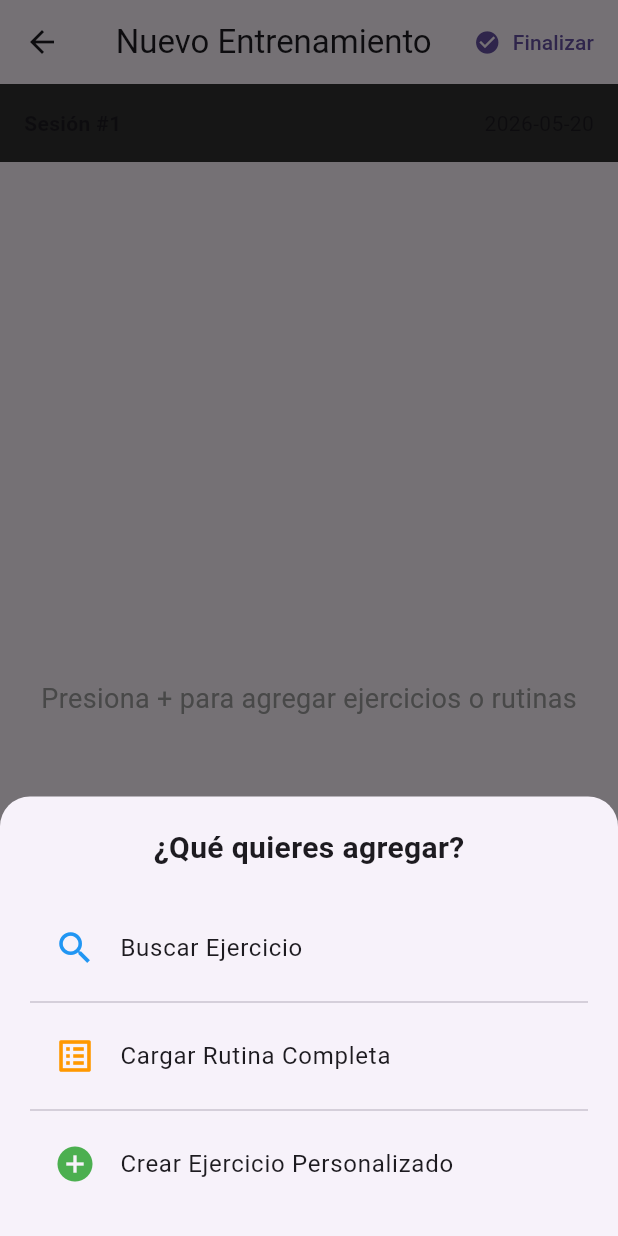
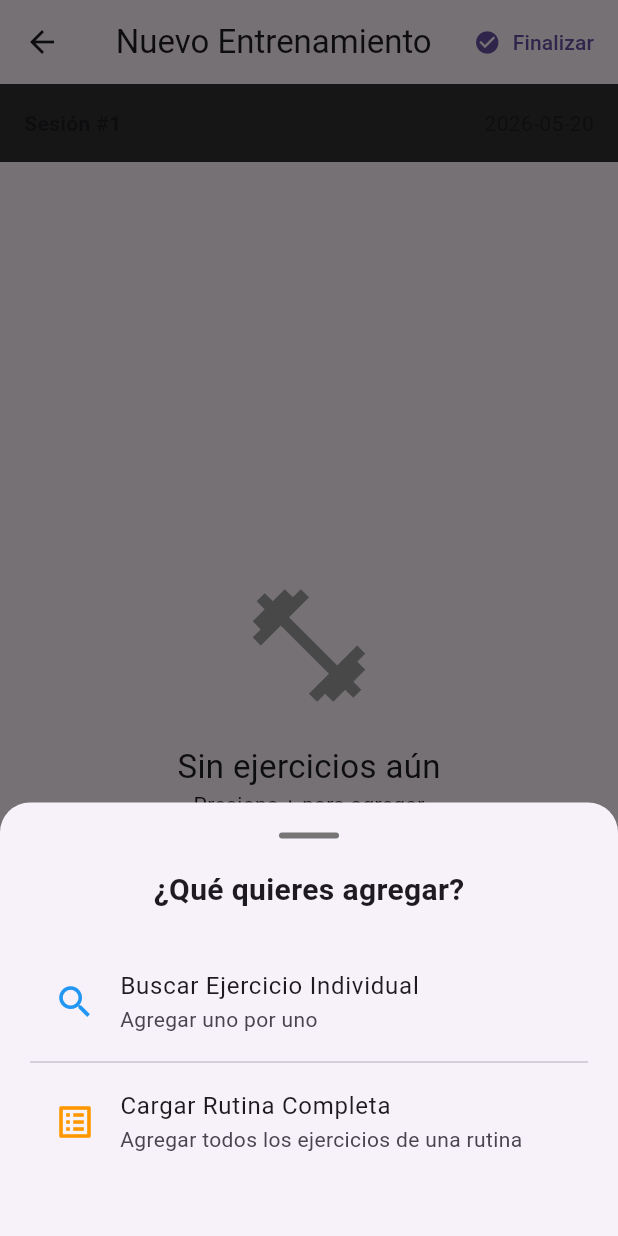
Before and after one commit to Gabynator172/gym_log_pro, a Flutter app: the NewWorkoutScreen screen opened directly, after a tap on "Agregar", on a phone screen of 412 x 824 dp. Run offline on Flutter 3.47's test engine with Material 3 defaults, Android fonts, the light colour scheme and no system bars; our stand-ins replace drift, flutter_riverpod; accounts and stored records are empty; generated files the repository leaves out were written again.

Commit message:
se corrigen errores del menu desplegable de nuevo entrenamineto y se agrega funcion de borrar los ejercicios de la lista que se ingresan por error

```diff
--- a/lib/features/workout/presentation/new_workout_screen.dart
+++ b/lib/features/workout/presentation/new_workout_screen.dart
@@ -18,16 +18,11 @@ class _NewWorkoutScreenState extends ConsumerState<NewWorkoutScreen> {
   int? currentSessionId;
   final List<WorkoutExercise> currentWorkoutExercises = [];
 
-  List<Exercise> allExercises = [];
-  List<Exercise> filteredExercises = [];
-
   @override
   void initState() {
     super.initState();
     db = ref.read(databaseProvider);
     _createNewSession();
-    _loadExercises();
-    _seedExercisesIfEmpty();
   }
 
   Future<void> _createNewSession() async {
@@ -37,77 +32,12 @@ class _NewWorkoutScreenState extends ConsumerState<NewWorkoutScreen> {
     setState(() => currentSessionId = sessionId);
   }
 
-  Future<void> _loadExercises() async {
-    final exercises = await db.getAllExercises();
-    setState(() {
-      allExercises = exercises;
-      filteredExercises = exercises;
-    });
-  }
-
-  // ==================== EJERCICIOS PRECARGADOS ====================
-  Future<void> _seedExercisesIfEmpty() async {
-    final existing = await db.getAllExercises();
-    if (existing.isNotEmpty) return;
-
-    final defaultExercises = [
-      // Pecho
-      ('Press de Banca con Barra', 'Pecho', 'Compuesto', 'Barra'),
-      ('Press Inclinado con Barra', 'Pecho', 'Compuesto', 'Barra'),
-      ('Press Banca Mancuernas', 'Pecho', 'Compuesto', 'Mancuernas'),
-      ('Aperturas con Mancuernas', 'Pecho', 'Aislamiento', 'Mancuernas'),
-      // Espalda
-      ('Dominadas', 'Espalda', 'Compuesto', 'Cuerpo'),
-      ('Remo con Barra', 'Espalda', 'Compuesto', 'Barra'),
-      ('Remo con Mancuernas', 'Espalda', 'Compuesto', 'Mancuernas'),
-      ('Jalón al Pecho', 'Espalda', 'Compuesto', 'Máquina'),
-      // Piernas
-      ('Sentadilla con Barra', 'Piernas', 'Compuesto', 'Barra'),
-      ('Prensa de Piernas', 'Piernas', 'Compuesto', 'Máquina'),
-      ('Peso Muerto Rumano', 'Piernas', 'Compuesto', 'Barra'),
-      ('Zancadas', 'Piernas', 'Compuesto', 'Mancuernas'),
-      // Hombros
-      ('Press Militar con Barra', 'Hombros', 'Compuesto', 'Barra'),
-      ('Elevaciones Laterales', 'Hombros', 'Aislamiento', 'Mancuernas'),
-      // Brazos
-      ('Curl de Bíceps con Barra', 'Bíceps', 'Aislamiento', 'Barra'),
-      ('Curl Martillo', 'Bíceps', 'Aislamiento', 'Mancuernas'),
-      ('Tríceps en Polea', 'Tríceps', 'Aislamiento', 'Cable'),
-      ('Fondos en Paralelas', 'Tríceps', 'Compuesto', 'Cuerpo'),
-      // Core
-      ('Plancha', 'Core', 'Aislamiento', 'Cuerpo'),
-      ('Crunch Abdominal', 'Core', 'Aislamiento', 'Cuerpo'),
-    ];
-
-    for (var ex in defaultExercises) {
-      await db.insertExercise(
-        ExercisesCompanion.insert(
-          name: ex.$1,
-          muscleGroup: ex.$2,
-          type: ex.$3,
-          equipment: ex.$4,
-          isCustom: const drift.Value(false),
-        ),
-      );
-    }
-    await _loadExercises();
-  }
-
-  // ==================== CARGAR RUTINA COMPLETA ====================
+  // ==================== CARGAR RUTINA ====================
   Future<void> _loadRoutine(Routine routine) async {
-    try {
-      final exercisesInRoutine = await db.getExercisesForRoutine(routine.id);
-
-      if (exercisesInRoutine.isEmpty) {
-        ScaffoldMessenger.of(context).showSnackBar(
-          const SnackBar(content: Text('Esta rutina no tiene ejercicios')),
-        );
-        return;
-      }
-
+    final exercises = await db.getExercisesForRoutine(routine.id);
     setState(() {
       currentWorkoutExercises.clear();
-        for (var ex in exercisesInRoutine) {
+      for (var ex in exercises) {
         currentWorkoutExercises.add(WorkoutExercise(
           name: ex.name,
           exerciseId: ex.id,
@@ -115,25 +45,80 @@ class _NewWorkoutScreenState extends ConsumerState<NewWorkoutScreen> {
         ));
       }
     });
-
     Navigator.pop(context);
     ScaffoldMessenger.of(context).showSnackBar(
-        SnackBar(
-          content: Text('✅ Rutina "${routine.name}" cargada (${exercisesInRoutine.length} ejercicios)'),
-          backgroundColor: Colors.green,
+      SnackBar(content: Text('✅ Rutina "${routine.name}" cargada')),
+    );
+  }
+
+  // ==================== BUSCAR EJERCICIO ====================
+  void _showExerciseSelector() async {
+    final allExercises = await db.getAllExercises();
+
+    showModalBottomSheet(
+      context: context,
+      isScrollControlled: true,
+      builder: (context) => DraggableScrollableSheet(
+        initialChildSize: 0.9,
+        builder: (context, scrollController) {
+          return Column(
+            children: [
+              const Padding(
+                padding: EdgeInsets.all(16),
+                child: Text('Buscar Ejercicio', style: TextStyle(fontSize: 22, fontWeight: FontWeight.bold)),
+              ),
+              Expanded(
+                child: ListView.builder(
+                  controller: scrollController,
+                  itemCount: allExercises.length,
+                  itemBuilder: (context, index) {
+                    final exercise = allExercises[index];
+                    return ListTile(
+                      title: Text(exercise.name),
+                      subtitle: Text(exercise.muscleGroup),
+                      trailing: const Icon(Icons.add),
+                      onTap: () {
+                        Navigator.pop(context);
+                        _addExercise(exercise);
+                      },
+                    );
+                  },
+                ),
+              ),
+            ],
+          );
+        },
       ),
     );
-    } catch (e) {
+  }
+
+  void _addExercise(Exercise exercise) {
+    setState(() {
+      currentWorkoutExercises.add(WorkoutExercise(
+        name: exercise.name,
+        exerciseId: exercise.id,
+        sets: [],
+      ));
+    });
+  }
+
+  // ==================== ELIMINAR EJERCICIO ====================
+  void _removeExercise(int index) {
+    final name = currentWorkoutExercises[index].name;
+    setState(() {
+      currentWorkoutExercises.removeAt(index);
+    });
     ScaffoldMessenger.of(context).showSnackBar(
-        SnackBar(content: Text('Error al cargar rutina: $e')),
+      SnackBar(content: Text('Eliminado: $name')),
     );
   }
-  }
 
-  // ==================== GUARDAR ENTRENAMIENTO ====================
+  // ==================== GUARDADO ====================
   Future<void> _finishWorkout() async {
     if (currentSessionId == null || currentWorkoutExercises.isEmpty) {
-      ScaffoldMessenger.of(context).showSnackBar(const SnackBar(content: Text('Agrega al menos un ejercicio')));
+      ScaffoldMessenger.of(context).showSnackBar(
+        const SnackBar(content: Text('Agrega al menos un ejercicio')),
+      );
       return;
     }
 
@@ -148,13 +133,14 @@ class _NewWorkoutScreenState extends ConsumerState<NewWorkoutScreen> {
               setNumber: i + 1,
               reps: set.reps,
               weight: set.weight,
+              completed: const drift.Value(true),
             ),
           );
         }
       }
 
       ScaffoldMessenger.of(context).showSnackBar(
-        const SnackBar(content: Text('✅ Entrenamiento guardado correctamente'), backgroundColor: Colors.green),
+        const SnackBar(content: Text('✅ Entrenamiento guardado correctamente!'), backgroundColor: Colors.green),
       );
       Navigator.pop(context);
     } catch (e) {
@@ -162,7 +148,6 @@ class _NewWorkoutScreenState extends ConsumerState<NewWorkoutScreen> {
     }
   }
 
-  // ==================== UI ====================
   @override
   Widget build(BuildContext context) {
     return Scaffold(
@@ -189,11 +174,19 @@ class _NewWorkoutScreenState extends ConsumerState<NewWorkoutScreen> {
               ],
             ),
           ),
+
           Expanded(
             child: currentWorkoutExercises.isEmpty
                 ? const Center(
-                    child: Text('Presiona + para agregar ejercicios o rutinas',
-                        style: TextStyle(fontSize: 18, color: Colors.grey)),
+                    child: Column(
+                      mainAxisAlignment: MainAxisAlignment.center,
+                      children: [
+                        Icon(Icons.fitness_center, size: 90, color: Colors.grey),
+                        SizedBox(height: 20),
+                        Text('Sin ejercicios aún', style: TextStyle(fontSize: 22)),
+                        Text('Presiona + para agregar'),
+                      ],
+                    ),
                   )
                 : ListView.builder(
                     padding: const EdgeInsets.all(12),
@@ -203,9 +196,12 @@ class _NewWorkoutScreenState extends ConsumerState<NewWorkoutScreen> {
                       return Card(
                         margin: const EdgeInsets.only(bottom: 12),
                         child: ListTile(
-                          title: Text(ex.name),
+                          title: Text(ex.name, style: const TextStyle(fontWeight: FontWeight.bold)),
                           subtitle: Text('${ex.sets.length} series'),
-                          trailing: const Icon(Icons.edit),
+                          trailing: IconButton(
+                            icon: const Icon(Icons.delete, color: Colors.red),
+                            onPressed: () => _removeExercise(index),
+                          ),
                           onTap: () => _editExerciseSets(index),
                         ),
                       );
@@ -222,146 +218,54 @@ class _NewWorkoutScreenState extends ConsumerState<NewWorkoutScreen> {
     );
   }
 
+  // ==================== MENÚ DE AGREGAR ====================
   void _showAddOptions() {
     showModalBottomSheet(
       context: context,
       isScrollControlled: true,
-      shape: const RoundedRectangleBorder(borderRadius: BorderRadius.vertical(top: Radius.circular(20))),
+      shape: const RoundedRectangleBorder(
+        borderRadius: BorderRadius.vertical(top: Radius.circular(20)),
+      ),
       builder: (context) => Padding(
         padding: const EdgeInsets.all(20),
         child: Column(
           mainAxisSize: MainAxisSize.min,
           children: [
+            Container(
+              width: 40,
+              height: 4,
+              margin: const EdgeInsets.only(bottom: 20),
+              decoration: BoxDecoration(
+                color: Colors.grey[600],
+                borderRadius: BorderRadius.circular(10),
+              ),
+            ),
             const Text('¿Qué quieres agregar?', style: TextStyle(fontSize: 20, fontWeight: FontWeight.bold)),
             const SizedBox(height: 24),
+
             ListTile(
-              leading: const Icon(Icons.search, color: Colors.blue, size: 28),
-              title: const Text('Buscar Ejercicio'),
+              leading: const Icon(Icons.search, size: 28, color: Colors.blue),
+              title: const Text('Buscar Ejercicio Individual'),
+              subtitle: const Text('Agregar uno por uno'),
               onTap: () {
                 Navigator.pop(context);
                 _showExerciseSelector();
               },
             ),
-            const Divider(),
+            const Divider(height: 8),
+
             ListTile(
-              leading: const Icon(Icons.list_alt, color: Colors.orange, size: 28),
+              leading: const Icon(Icons.list_alt, size: 28, color: Colors.orange),
               title: const Text('Cargar Rutina Completa'),
+              subtitle: const Text('Agregar todos los ejercicios de una rutina'),
               onTap: () {
                 Navigator.pop(context);
                 _showRoutinesDialog();
               },
             ),
-            const Divider(),
-            ListTile(
-              leading: const Icon(Icons.add_circle, color: Colors.green, size: 28),
-              title: const Text('Crear Ejercicio Personalizado'),
-              onTap: () {
-                Navigator.pop(context);
-                _showCreateCustomExercise();
-              },
-            ),
+            const SizedBox(height: 20),
           ],
         ),
-      ),
-    );
-  }
-
-  void _showExerciseSelector() {
-    showModalBottomSheet(
-      context: context,
-      isScrollControlled: true,
-      builder: (context) => DraggableScrollableSheet(
-        initialChildSize: 0.9,
-        builder: (context, scrollController) {
-          return Column(
-            children: [
-              Padding(
-                padding: const EdgeInsets.all(16),
-                child: TextField(
-                  decoration: const InputDecoration(
-                    labelText: 'Buscar ejercicio...',
-                    prefixIcon: Icon(Icons.search),
-                  ),
-                  onChanged: (value) {
-                    setState(() {
-                      filteredExercises = allExercises
-                          .where((e) => e.name.toLowerCase().contains(value.toLowerCase()))
-                          .toList();
-                    });
-                  },
-                ),
-              ),
-              Expanded(
-                child: ListView.builder(
-                  controller: scrollController,
-                  itemCount: filteredExercises.length,
-                  itemBuilder: (context, index) {
-                    final ex = filteredExercises[index];
-                    return ListTile(
-                      title: Text(ex.name),
-                      subtitle: Text('${ex.muscleGroup} • ${ex.equipment}'),
-                      onTap: () {
-                        Navigator.pop(context);
-                        _addExercise(ex);
-                      },
-                    );
-                  },
-                ),
-              ),
-            ],
-          );
-        },
-      ),
-    );
-  }
-
-  void _addExercise(Exercise exercise) {
-    setState(() {
-      currentWorkoutExercises.add(WorkoutExercise(
-        name: exercise.name,
-        exerciseId: exercise.id,
-        sets: [],
-      ));
-    });
-  }
-
-  void _showCreateCustomExercise() {
-    final nameCtrl = TextEditingController();
-    final groupCtrl = TextEditingController();
-
-    showDialog(
-      context: context,
-      builder: (context) => AlertDialog(
-        title: const Text('Nuevo Ejercicio'),
-        content: Column(
-          mainAxisSize: MainAxisSize.min,
-          children: [
-            TextField(controller: nameCtrl, decoration: const InputDecoration(labelText: 'Nombre')),
-            TextField(controller: groupCtrl, decoration: const InputDecoration(labelText: 'Grupo Muscular')),
-          ],
-        ),
-        actions: [
-          TextButton(onPressed: () => Navigator.pop(context), child: const Text('Cancelar')),
-          ElevatedButton(
-            onPressed: () async {
-              if (nameCtrl.text.isNotEmpty) {
-                await db.insertExercise(
-                  ExercisesCompanion.insert(
-                    name: nameCtrl.text.trim(),
-                    muscleGroup: groupCtrl.text.trim().isEmpty ? 'Personalizado' : groupCtrl.text.trim(),
-                    type: 'Personalizado',
-                    equipment: 'Personalizado',
-                    isCustom: const drift.Value(true),
-                  ),
-                );
-                await _loadExercises();
-                Navigator.pop(context);
-                ScaffoldMessenger.of(context).showSnackBar(const SnackBar(content: Text('Ejercicio creado')));
-              }
-            },
-            child: const Text('Crear'),
-          ),
-        ],
       ),
     );
   }
@@ -386,15 +290,12 @@ class _NewWorkoutScreenState extends ConsumerState<NewWorkoutScreen> {
               final routine = routines[index];
               return ListTile(
                 title: Text(routine.name),
-                subtitle: Text(routine.description ?? ''),
                 onTap: () => _loadRoutine(routine),
               );
             },
           ),
         ),
-        actions: [
-          TextButton(onPressed: () => Navigator.pop(context), child: const Text('Cancelar')),
-        ],
+        actions: [TextButton(onPressed: () => Navigator.pop(context), child: const Text('Cancelar'))],
       ),
     );
   }
@@ -413,23 +314,20 @@ class _NewWorkoutScreenState extends ConsumerState<NewWorkoutScreen> {
   }
 }
 
-// ====================== MODELOS ======================
+// ====================== MODELOS Y SetInputSheet ======================
 class WorkoutExercise {
   final String name;
   final int exerciseId;
   List<ExerciseSet> sets;
-
   WorkoutExercise({required this.name, required this.exerciseId, required this.sets});
 }
 
 class ExerciseSet {
   int reps;
   double weight;
-
   ExerciseSet({required this.reps, required this.weight});
 }
 
-// ====================== SetInputSheet ======================
 class SetInputSheet extends StatefulWidget {
   final WorkoutExercise exercise;
   final Function(List<ExerciseSet>) onSetsUpdated;
@@ -447,11 +345,10 @@ class _SetInputSheetState extends State<SetInputSheet> {
   void initState() {
     super.initState();
     sets = List.from(widget.exercise.sets);
-    if (sets.isEmpty) sets.add(ExerciseSet(reps: 8, weight: 60));
+    if (sets.isEmpty) sets.add(ExerciseSet(reps: 8, weight: 60.0));
   }
 
-  void _addSet() => setState(() => sets.add(ExerciseSet(reps: 8, weight: 60)));
-
+  void _addSet() => setState(() => sets.add(ExerciseSet(reps: 8, weight: 60.0)));
   void _removeSet(int index) {
     if (sets.length > 1) setState(() => sets.removeAt(index));
   }
@@ -459,12 +356,7 @@ class _SetInputSheetState extends State<SetInputSheet> {
   @override
   Widget build(BuildContext context) {
     return Padding(
-      padding: EdgeInsets.only(
-        bottom: MediaQuery.of(context).viewInsets.bottom,
-        left: 16,
-        right: 16,
-        top: 20,
-      ),
+      padding: EdgeInsets.only(bottom: MediaQuery.of(context).viewInsets.bottom, left: 16, right: 16, top: 20),
       child: Column(
         mainAxisSize: MainAxisSize.min,
         children: [
@@ -477,27 +369,10 @@ class _SetInputSheetState extends State<SetInputSheet> {
               children: [
                 Text('Serie ${idx + 1}'),
                 const SizedBox(width: 16),
-                Expanded(
-                  child: TextField(
-                    keyboardType: TextInputType.number,
-                    decoration: const InputDecoration(labelText: 'Reps'),
-                    controller: TextEditingController(text: set.reps.toString()),
-                    onChanged: (val) => set.reps = int.tryParse(val) ?? 8,
-                  ),
-                ),
+                Expanded(child: TextField(keyboardType: TextInputType.number, decoration: const InputDecoration(labelText: 'Reps'), controller: TextEditingController(text: set.reps.toString()), onChanged: (val) => set.reps = int.tryParse(val) ?? 8)),
                 const SizedBox(width: 12),
-                Expanded(
-                  child: TextField(
-                    keyboardType: const TextInputType.numberWithOptions(decimal: true),
-                    decoration: const InputDecoration(labelText: 'Peso (kg)'),
-                    controller: TextEditingController(text: set.weight.toString()),
-                    onChanged: (val) => set.weight = double.tryParse(val) ?? 60,
-                  ),
-                ),
-                IconButton(
-                  icon: const Icon(Icons.delete, color: Colors.red),
-                  onPressed: () => _removeSet(idx),
-                ),
+                Expanded(child: TextField(keyboardType: const TextInputType.numberWithOptions(decimal: true), decoration: const InputDecoration(labelText: 'Peso (kg)'), controller: TextEditingController(text: set.weight.toString()), onChanged: (val) => set.weight = double.tryParse(val) ?? 60.0)),
+                IconButton(icon: const Icon(Icons.delete, color: Colors.red), onPressed: () => _removeSet(idx)),
               ],
             );
           }).toList(),
@@ -506,15 +381,10 @@ class _SetInputSheetState extends State<SetInputSheet> {
             mainAxisAlignment: MainAxisAlignment.spaceEvenly,
             children: [
               TextButton.icon(onPressed: _addSet, icon: const Icon(Icons.add), label: const Text('Nueva Serie')),
-              ElevatedButton(
-                onPressed: () {
-                  widget.onSetsUpdated(sets);
-                  Navigator.pop(context);
-                },
-                child: const Text('Guardar Series'),
-              ),
+              ElevatedButton(onPressed: () { widget.onSetsUpdated(sets); Navigator.pop(context); }, child: const Text('Guardar Series')),
             ],
           ),
+          const SizedBox(height: 30),
         ],
       ),
     );
```
Lines whose indentation alone changed are shown as unchanged.
